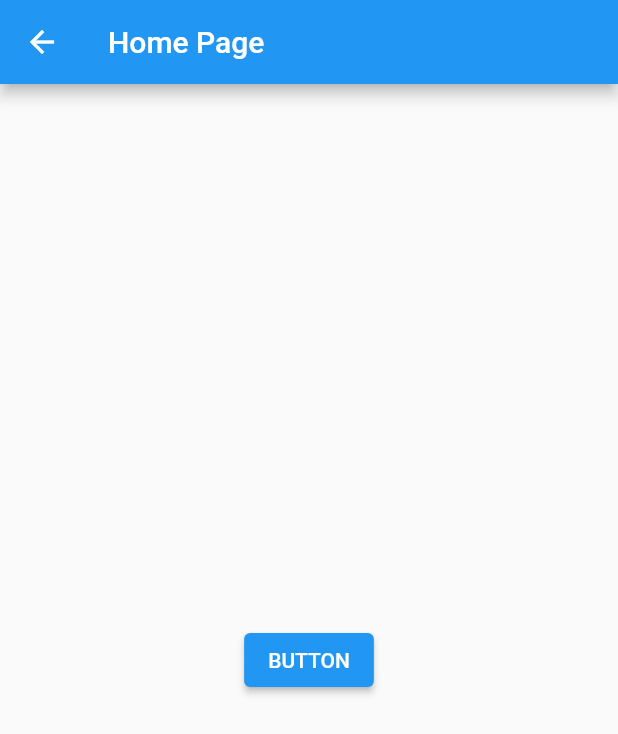
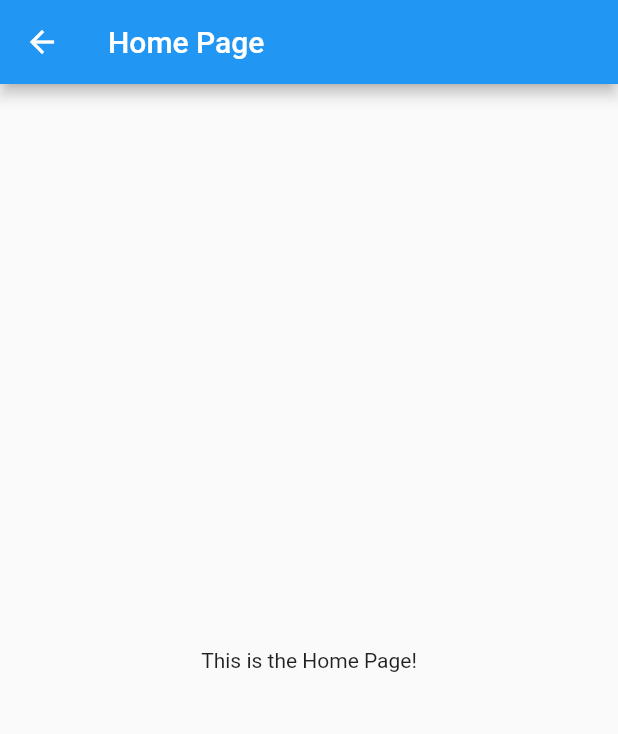
Before and after one commit to Developer-DUCS/eMission, a Flutter app: the HomePage screen opened directly, on a phone screen of 412 x 824 dp. Shown: the top 734 px of the screen. Run offline on Flutter 3.47's test engine with Material 2 defaults, Android fonts, the phone set to English and light mode, and no system bars; our stand-ins replace flutter_svg.

Commit message:
Created Home dart file

```diff
--- /dev/null
+++ b/lib/home.dart
@@ -0,0 +1,15 @@
+import 'package:flutter/material.dart';
+
+class HomePage extends StatelessWidget {
+  @override
+  Widget build(BuildContext context) {
+    return Scaffold(
+      appBar: AppBar(
+        title: Text('Home Page'),
+      ),
+      body: Center(
+        child: Text('This is the Home Page!'),
+      ),
+    );
+  }
+}
--- a/lib/main.dart
+++ b/lib/main.dart
@@ -1,10 +1,25 @@
 //
 import 'package:flutter/material.dart';
 import 'package:flutter_svg/flutter_svg.dart';
+import 'home.dart'; // Import the home page
 
 //
 void main() => runApp(const MyApp());
 
+class Routes extends StatelessWidget {
+
+  @override
+  Widget build(BuildContext context) {
+    return MaterialApp(
+      title: 'Flutter Redirect Example',
+      initialRoute: '/', // Specify the initial route
+      routes: {
+        '/': (context) => MyCustomForm(), // Define the root route
+        '/home': (context) => HomePage(), // Define the route to the Home Page
+      },
+    );
+  }
+}
 
 /* */
 class MyApp extends StatelessWidget {
@@ -115,7 +130,11 @@ class  MyCustomForm extends StatelessWidget {
               foregroundColor:const Color.fromARGB(244, 0, 0, 0),
               backgroundColor: const Color.fromARGB(244, 244, 248, 6),
             ),
-            onPressed: () { },
+            onPressed: () {
+              Navigator.pushNamed(
+                context, '/home'
+              );
+             },
             child: const Text('Submit')),
           ),
         ),
@@ -123,25 +142,3 @@ class  MyCustomForm extends StatelessWidget {
     );
   }
 }
-
-
-
-
-
-/* */
-class HomePage extends StatelessWidget {
-    const HomePage({super.key});
-
-  @override
-  Widget build(BuildContext context) {
-    return Scaffold(
-      appBar: AppBar(title: const Text('Home Page')),
-      body: Center(child: ElevatedButton(
-        onPressed: () {
-          Navigator.of(context).pop();
-        },
-        child: const Text('BUTTON')
-      ))
-    );
-  }
-}
```
